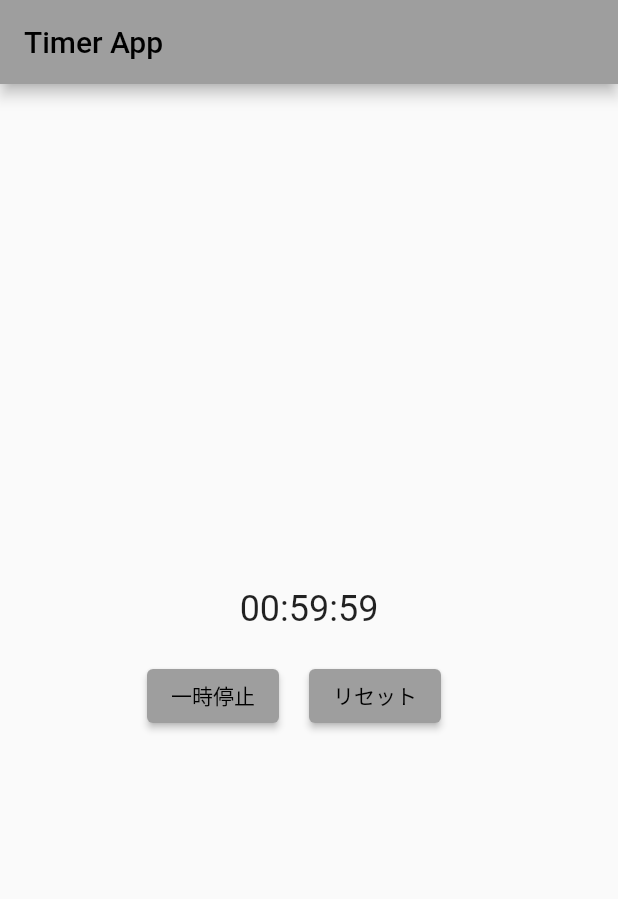
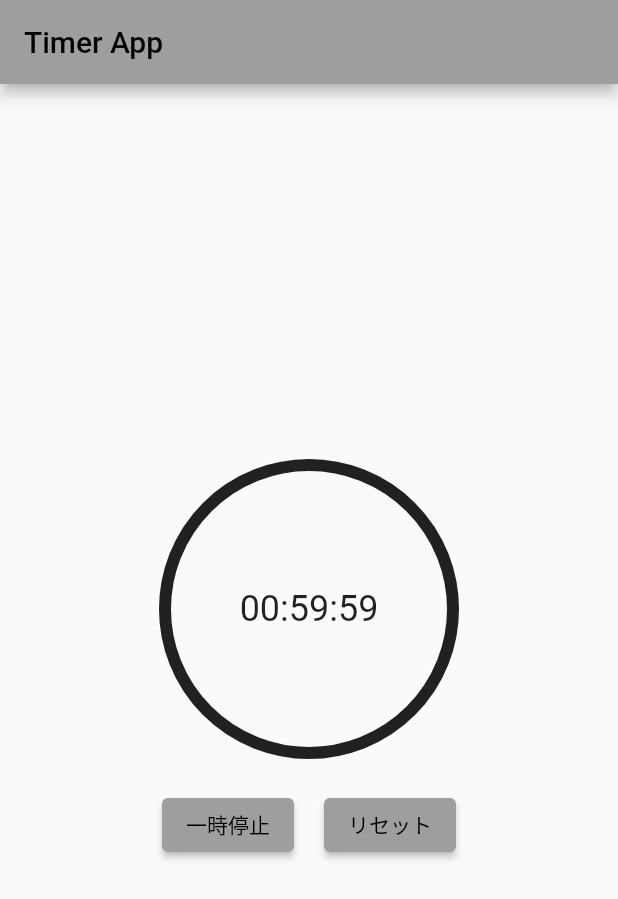
Before and after one commit to yuki-325/telephone_seal, a Flutter app: the screen it shows after launch, after a tap on "開始", on a phone screen of 412 x 824 dp. Shown: the top 899 px of the screen. Run offline on Flutter 3.47's test engine with Material 2 defaults, Android fonts, the phone set to English and light mode, and no system bars; our stand-ins replace flutter_login, logger; Roboto replaces fonts that are missing (NotoSans, OpenSans).

Commit message:
[add] timer_gauge_widgetを追加

```diff
--- /dev/null
+++ b/lib/widget/timer_gauge_widget.dart
@@ -0,0 +1,29 @@
+import 'package:flutter/material.dart';
+import 'package:provider/provider.dart';
+import 'package:telephone_seal/models/timer_model.dart';
+
+class TimerGaugeWidget extends StatelessWidget {
+  final double radius = 100.0; // ゲージの半径
+  final double strokeWidth = 8.0; // ゲージの太さ
+  const TimerGaugeWidget({
+    super.key,
+  });
+
+  @override
+  Widget build(BuildContext context) {
+    final timerModel = Provider.of<TimerModel>(context, listen: true);
+    return Container(
+      width: radius * 2,
+      height: radius * 2,
+      decoration: BoxDecoration(
+          shape: BoxShape.circle,
+          border: Border.all(color: Colors.black87, width: strokeWidth)),
+      child: Center(
+        child: Text(
+          timerModel.timeRemaining,
+          style: const TextStyle(fontSize: 24),
+        ),
+      ),
+    );
+  }
+}
--- a/lib/widget/timer_widget.dart
+++ b/lib/widget/timer_widget.dart
@@ -1,6 +1,7 @@
 import 'package:flutter/material.dart';
 import 'package:provider/provider.dart';
 import 'package:telephone_seal/models/timer_model.dart';
+import 'package:telephone_seal/widget/timer_gauge_widget.dart';
 
 class TimerWidget extends StatelessWidget {
   const TimerWidget({
@@ -13,10 +14,15 @@ class TimerWidget extends StatelessWidget {
     return Column(
       mainAxisAlignment: MainAxisAlignment.center,
       children: <Widget>[
-        Text(
-          timerModel.timeRemaining,
-          style: const TextStyle(fontSize: 24),
-        ),
+        timerModel.isActive
+            ? const TimerGaugeWidget()
+            :
+            // 残り時間のテキスト
+            Text(
+                timerModel.timeRemaining,
+                style: const TextStyle(fontSize: 24),
+              ),
+        // タイマーのゲージ
         const SizedBox(height: 20),
         Row(
           mainAxisAlignment: MainAxisAlignment.center,
@@ -32,7 +38,6 @@ class TimerWidget extends StatelessWidget {
               onPressed: timerModel.resetTimer,
               child: const Text('リセット'),
             ),
-            const SizedBox(width: 20),
           ],
         ),
       ],
```
